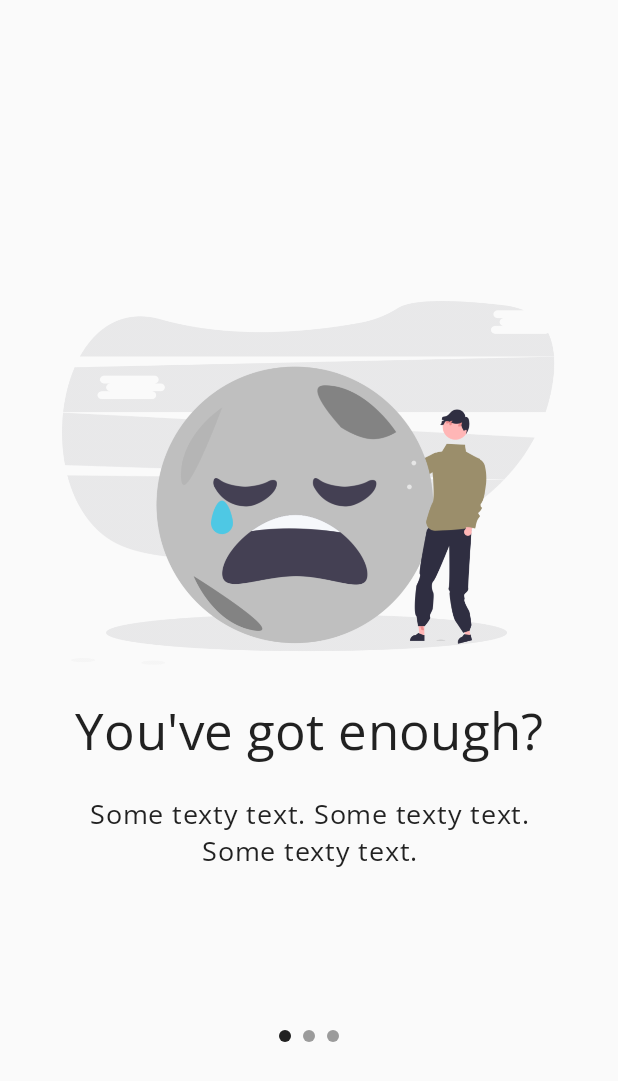
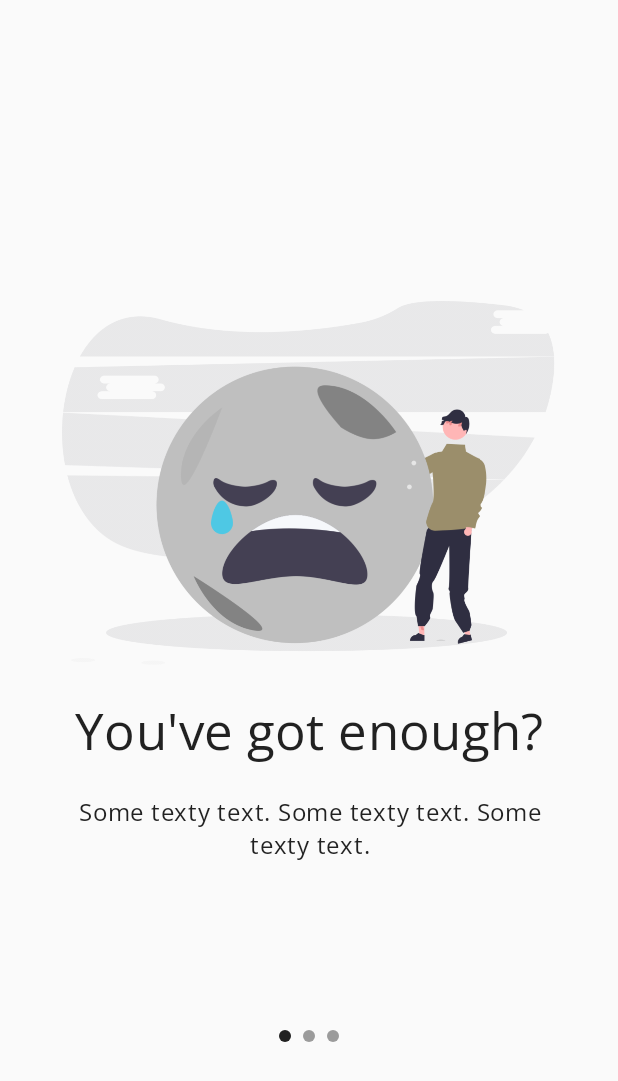
Before and after one commit to hlev97/Fixkin, an Android app built with Jetpack Compose: the screen it shows after launch (MainActivity), on a phone screen of 412 x 824 dp. Shown: the top 1081 px of the screen. Run offline under Robolectric (Android 15) with nearby library versions, the phone set to English and light mode, and no system bars; our stand-ins replace Dagger/Hilt's generated code, accompanist.

Commit message:
Welcome screen fixed

```diff
--- a/app/src/main/java/hu/bme/aut/it9p0z/fixkin/presentation/screens/welcome/WelcomeScreen.kt
+++ b/app/src/main/java/hu/bme/aut/it9p0z/fixkin/presentation/screens/welcome/WelcomeScreen.kt
@@ -99,7 +99,6 @@ fun PagerScreen(page: WelcomePage) {
                 .padding(top = 20.dp),
             text = page.description,
             style = MaterialTheme.typography.body1,
-            fontSize = 18.sp,
             textAlign = TextAlign.Center
         )
     }
@@ -132,7 +131,6 @@ fun FinishButton(
                 Text(
                     text = "I'm ready",
                     style = MaterialTheme.typography.button,
-                    fontSize = 28.sp,
                     modifier = Modifier.padding(horizontal = 15.dp, vertical = 5.dp)
                 )
             }
--- a/app/src/main/java/hu/bme/aut/it9p0z/fixkin/ui/theme/Color.kt
+++ b/app/src/main/java/hu/bme/aut/it9p0z/fixkin/ui/theme/Color.kt
@@ -5,8 +5,9 @@ import androidx.compose.ui.graphics.Color
 val BackgroundLight = Color(0xFFF6F5F2)
 val BackgroundDark = Color(0xFF090806)
 
-val OnGoldFusion200 = Color(0xFF1A1812)
+val OnGoldFusion200 = Color(0xFFD5D3CD)
 val OnGoldFusion700 = Color(0xFFC0B9A5)
+
 val GoldFusion200 = Color(0xFF6A6862)
 val GoldFusion500 = Color(0xFF776E55)
 val GoldFusion700 = Color(0xFF3C372A)
@@ -14,6 +15,7 @@ val GoldFusion900 = Color(0xFF2B271E)
 
 val OnIndependence200 = Color(0xFF1E222B)
 val OnIndependece700 = Color(0xFFD9DCE4)
+
 val Independece200 = Color(0xFF5E6884)
 val Independece500 = Color(0xFF555E77)
 val Independece700 = Color(0xFF3C4355)
--- a/app/src/main/res/values/colors.xml
+++ b/app/src/main/res/values/colors.xml
@@ -1,10 +1,4 @@
 <?xml version="1.0" encoding="utf-8"?>
 <resources>
-    <color name="purple_200">#FFBB86FC</color>
-    <color name="purple_500">#FF6200EE</color>
-    <color name="purple_700">#FF3700B3</color>
-    <color name="teal_200">#FF03DAC5</color>
-    <color name="teal_700">#FF018786</color>
-    <color name="black">#FF000000</color>
-    <color name="white">#FFFFFFFF</color>
+    <color name="gold_fusion_200">#FF6A6862</color>
 </resources>
--- a/app/src/main/res/values/themes.xml
+++ b/app/src/main/res/values/themes.xml
@@ -2,6 +2,6 @@
 <resources>
 
     <style name="Theme.Fixkin" parent="android:Theme.Material.Light.NoActionBar">
-        <item name="android:statusBarColor">@color/purple_700</item>
+        <item name="android:statusBarColor">@color/gold_fusion_200</item>
     </style>
 </resources>
```
